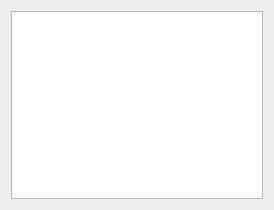
This is src/accountssettingspage.ui in moustafine/kring as Qt 5 draws it before an edit. The edited form follows.
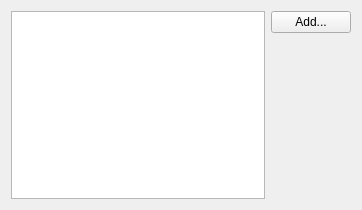
This is the edited form. Icons and pictures are not drawn.

```diff
--- a/src/accountssettingspage.ui
+++ b/src/accountssettingspage.ui
@@ -6,7 +6,7 @@
    <rect>
     <x>0</x>
     <y>0</y>
-    <width>274</width>
+    <width>362</width>
     <height>210</height>
    </rect>
   </property>
@@ -14,6 +14,33 @@
    <item>
     <widget class="QListView" name="accountListView"/>
    </item>
+   <item>
+    <layout class="QVBoxLayout">
+     <item>
+      <widget class="QPushButton" name="addPushButton">
+       <property name="text">
+        <string>Add...</string>
+       </property>
+       <property name="icon">
+        <iconset theme="list-add"/>
+       </property>
+      </widget>
+     </item>
+     <item>
+      <spacer>
+       <property name="orientation">
+        <enum>Qt::Vertical</enum>
+       </property>
+       <property name="sizeHint" stdset="0">
+        <size>
+         <width>20</width>
+         <height>40</height>
+        </size>
+       </property>
+      </spacer>
+     </item>
+    </layout>
+   </item>
   </layout>
  </widget>
  <resources/>
```
